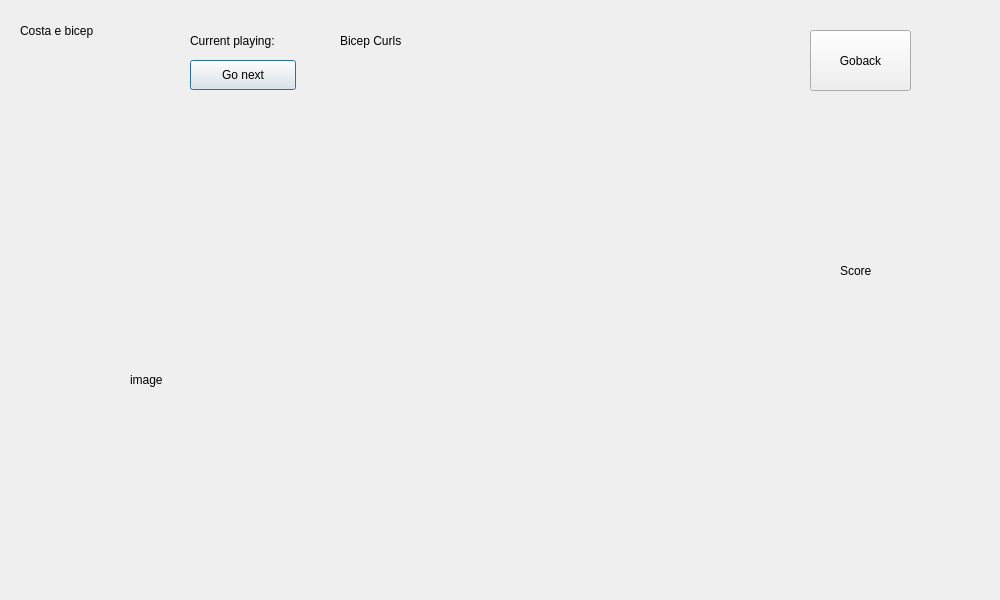
Before: the Qt Designer form src/guitrainingsession.ui in jbento12/projectESRG, drawn with Qt 5.
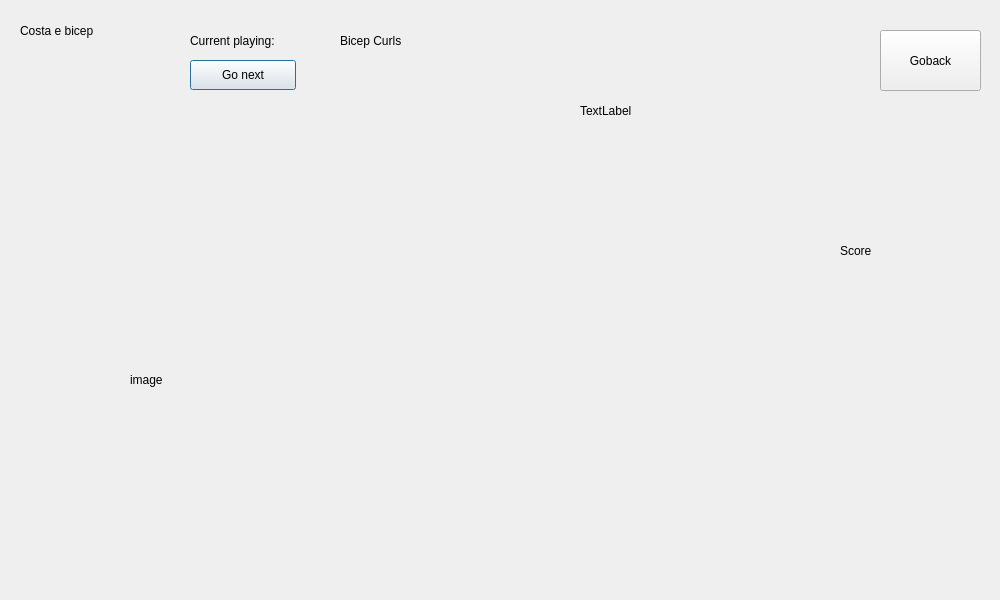
After: the same form once the commit is applied.

What changed in the file:
```diff
--- a/src/guitrainingsession.ui
+++ b/src/guitrainingsession.ui
@@ -965,7 +965,7 @@
   <widget class="QPushButton" name="push_GoBack">
    <property name="geometry">
     <rect>
-     <x>810</x>
+     <x>880</x>
      <y>30</y>
      <width>101</width>
      <height>61</height>
@@ -979,7 +979,7 @@
    <property name="geometry">
     <rect>
      <x>840</x>
-     <y>260</y>
+     <y>240</y>
      <width>80</width>
      <height>21</height>
     </rect>
@@ -988,6 +988,19 @@
     <string>Score</string>
    </property>
   </widget>
+  <widget class="QLabel" name="label_heartRate">
+   <property name="geometry">
+    <rect>
+     <x>580</x>
+     <y>100</y>
+     <width>80</width>
+     <height>21</height>
+    </rect>
+   </property>
+   <property name="text">
+    <string>TextLabel</string>
+   </property>
+  </widget>
  </widget>
  <resources/>
  <connections/>
```
